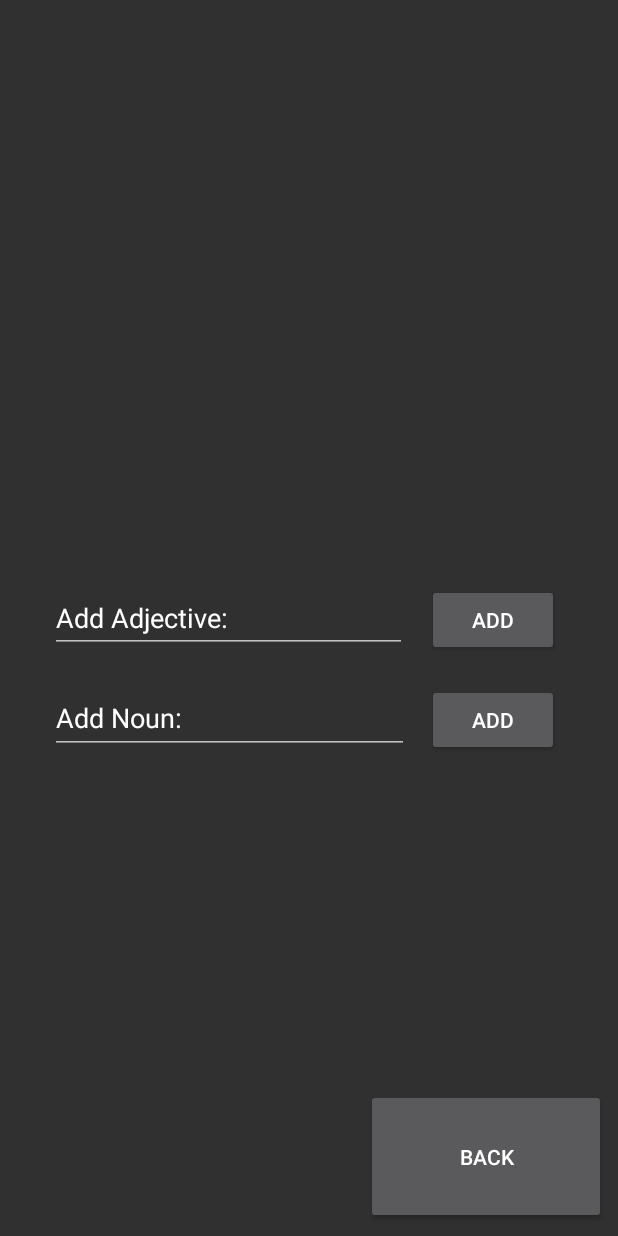
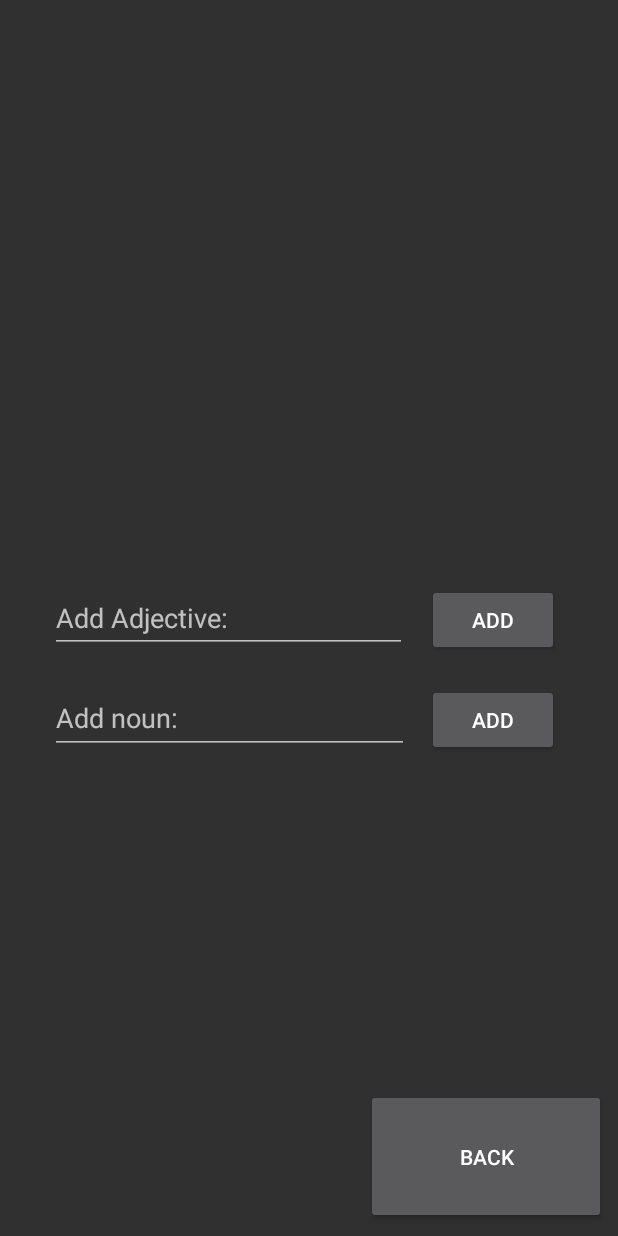
Before and after one commit to UNFDanmark/SDC2017-PointlessButton, an Android app: the menuActivity screen opened directly, with no data from a screen before it, on a phone screen of 412 x 824 dp. Run offline under Robolectric (Android 15) with nearby library versions, the phone set to English and light mode, and no system bars.

```diff
--- a/app/src/main/res/layout/activity_menu.xml
+++ b/app/src/main/res/layout/activity_menu.xml
@@ -20,7 +20,7 @@
         android:layout_weight="1"
         android:ems="10"
         android:inputType="textPersonName"
-        android:text="Add Adjective:"
+        android:hint="Add Adjective:"
         app:layout_constraintBottom_toBottomOf="parent"
         app:layout_constraintHorizontal_bias="0.161"
         app:layout_constraintLeft_toLeftOf="parent"
@@ -37,7 +37,7 @@
         android:layout_marginTop="8dp"
         android:ems="10"
         android:inputType="textPersonName"
-        android:text="Add Noun:"
+        android:hint="Add noun:"
         app:layout_constraintBottom_toBottomOf="parent"
         app:layout_constraintHorizontal_bias="0.162"
         app:layout_constraintLeft_toLeftOf="parent"
```
